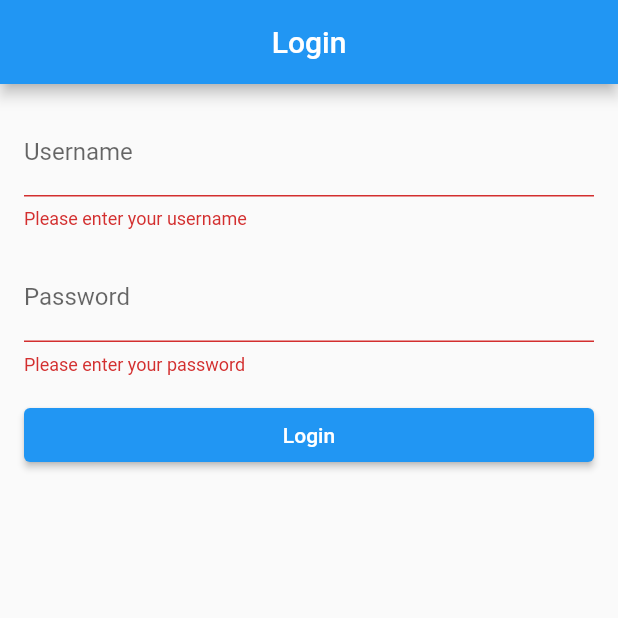
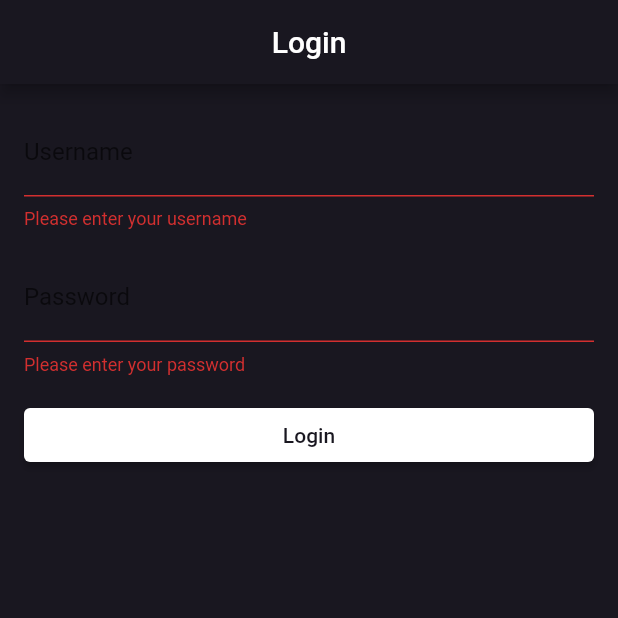
Before and after one commit to JaberMa/test_tasks, a Flutter app: the screen it shows after launch, after a tap on "Login", on a phone screen of 412 x 824 dp, the top half of it. Run offline on Flutter 3.47's test engine with Material 2 defaults, Android fonts, the phone set to English and light mode, and no system bars; our stand-ins replace easy_localization.

Commit message:
Configure app theme

```diff
--- a/lib/main.dart
+++ b/lib/main.dart
@@ -2,9 +2,18 @@ import 'package:flutter/material.dart';
 import 'package:provider/provider.dart';
 import 'package:test_tasks/providers/login_provider.dart';
 import 'package:test_tasks/screens/home_screen/login_screen.dart';
+import 'package:test_tasks/utils/app_theme.dart';
+import 'package:test_tasks/utils/routes.dart';
+import 'package:easy_localization/easy_localization.dart';
 
 void main() {
-  runApp(const MyApp());
+  runApp(EasyLocalization(
+    supportedLocales: const [Locale('en'), Locale('ar')],
+    path: 'assets/translations',
+    fallbackLocale: const Locale('en', 'US'),
+    startLocale: const Locale('en', 'US'),
+    child: const MyApp(),
+  ));
 }
 
 class MyApp extends StatelessWidget {
@@ -13,10 +22,11 @@ class MyApp extends StatelessWidget {
   @override
   Widget build(BuildContext context) {
     return MaterialApp(
-      title: 'Flutter Login Demo',
-      theme: ThemeData(
-        primarySwatch: Colors.blue,
-      ),
+      localizationsDelegates: context.localizationDelegates,
+      supportedLocales: context.supportedLocales,
+      title: 'test',
+      theme: AppTheme.darkTheme,
+      onGenerateRoute: Routes.generateRoute,
       home: ChangeNotifierProvider(
         create: (_) => LoginProvider(),
         child: const LoginScreen(),
--- /dev/null
+++ b/lib/utils/app_theme.dart
@@ -0,0 +1,18 @@
+import 'package:flutter/material.dart';
+import 'constants/app_colors.dart';
+
+class AppTheme {
+  /// A light theme for App
+  static ThemeData get darkTheme => ThemeData(
+        scaffoldBackgroundColor: AppColors.darkColor,
+        appBarTheme: const AppBarTheme(backgroundColor: AppColors.darkColor),
+        textTheme: ThemeData.dark().textTheme,
+        iconTheme: const IconThemeData(color: AppColors.borderColor),
+        elevatedButtonTheme: ElevatedButtonThemeData(
+          style: ElevatedButton.styleFrom(
+            foregroundColor: AppColors.darkColor,
+            backgroundColor: Colors.white,
+          ),
+        ),
+      );
+}
--- /dev/null
+++ b/lib/utils/constants/app_colors.dart
@@ -0,0 +1,7 @@
+import 'package:flutter/material.dart';
+
+class AppColors {
+  static const Color darkColor = Color(0xFF191720);
+  static const Color greyedTextColor = Color(0xFF71717C);
+  static const Color borderColor = Color(0xFF585761);
+}
--- /dev/null
+++ b/lib/utils/routes.dart
@@ -0,0 +1,17 @@
+import 'package:flutter/material.dart';
+import '../../screens/home_screen.dart';
+import '../../screens/home_screen/login_screen.dart';
+
+class Routes {
+  static const String signIn = '/login';
+  static const String home = '/home';
+
+  static Route<dynamic> generateRoute(RouteSettings settings) {
+    switch (settings.name) {
+      case signIn:
+        return MaterialPageRoute(builder: (_) => const LoginScreen());
+      default:
+        return MaterialPageRoute(builder: (_) => const HomeScreen());
+    }
+  }
+}
--- a/pubspec.yaml
+++ b/pubspec.yaml
@@ -37,6 +37,7 @@ dependencies:
   # Use with the CupertinoIcons class for iOS style icons.
   cupertino_icons: ^1.0.2
   provider: ^6.0.5
+  easy_localization: ^3.0.2
 
 dev_dependencies:
   flutter_test:
```
Also changed, not shown: lib/assets/translations/ar.json (added, +7 -0 lines), lib/assets/translations/en.json (added, +8 -0 lines), lib/utils/constants/app_strings.dart (added, +13 -0 lines), lib/utils/constants/app_text_styles.dart (added), pubspec.lock, 2 other files.
